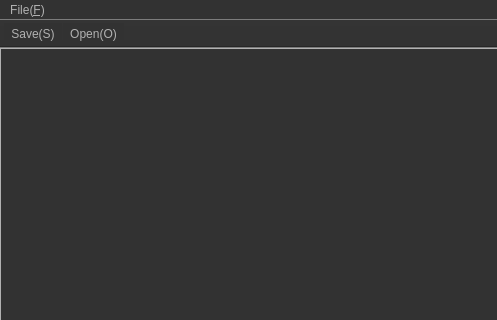
NakaiAki/mandelGit, file fractal_form.ui: the form before one commit; both pictures show x 0 to 497 and y 0 to 320 of the 497 by 774 pixel window.
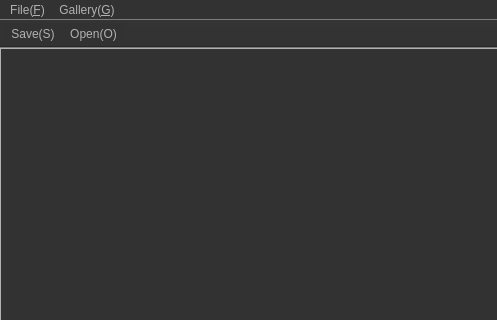
The form after the commit. Icons and pictures are not drawn.

What changed in the file:
```diff
--- a/fractal_form.ui
+++ b/fractal_form.ui
@@ -707,7 +707,16 @@
     <addaction name="actionOpen_O"/>
     <addaction name="actionExit_Z"/>
    </widget>
+   <widget class="QMenu" name="menuGallery_G">
+    <property name="title">
+     <string>Gallery(&amp;G)</string>
+    </property>
+    <addaction name="Frost"/>
+    <addaction name="Ameba"/>
+    <addaction name="Flower"/>
+   </widget>
    <addaction name="menu_F"/>
+   <addaction name="menuGallery_G"/>
   </widget>
   <widget class="QToolBar" name="toolBar">
    <property name="sizePolicy">
```
Left out of the diff: 70 changed lines with no effect on the pictures.
